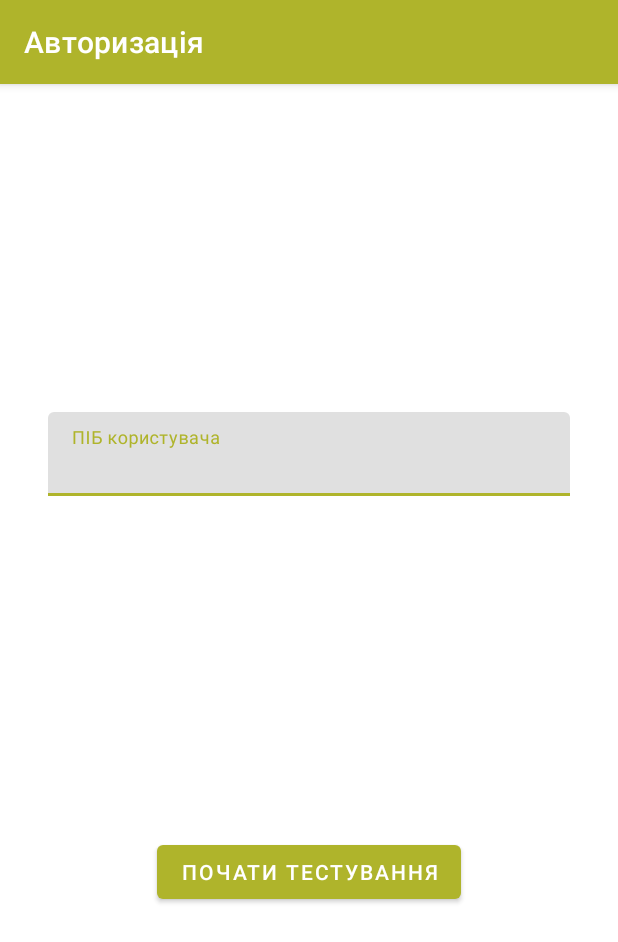
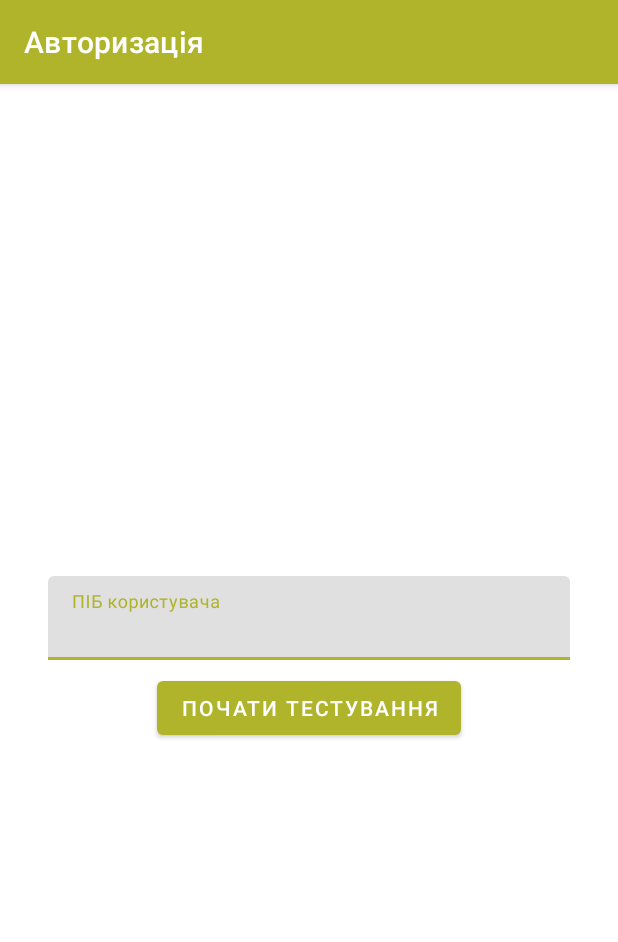
Before and after one commit to AntonenkoSergey/Mine_safety, an Android app: the authorization screen opened directly, with no data from a screen before it, on a phone screen of 412 x 824 dp. Shown: the top 942 px of the screen. Run offline under Robolectric (Android 15) with nearby library versions, the phone set to English and light mode, and no system bars; our stand-ins replace Firebase (no records; nobody signed in at launch, a user with empty details on screens opened directly).

Commit message:
Initial commit

```diff
--- a/app/src/main/java/com/antonenko/mine_safety/ActivityTest.java
+++ b/app/src/main/java/com/antonenko/mine_safety/ActivityTest.java
@@ -96,7 +96,8 @@ public class ActivityTest extends AppCompatActivity {
         outState.putInt(KEY_C_QUESTION, c_question);
         outState.putInt(KEY_COUNT_RIGHT, count_right);
         outState.putLong(KEY_COUNT_TIME, count_time);
-        outState.putString(KEY_CHECKED_RADIO, ((RadioButton)findViewById(binding.radioGroup.getCheckedRadioButtonId())).getText().toString());
+        RadioButton radioButton = (RadioButton) findViewById(binding.radioGroup.getCheckedRadioButtonId());
+        outState.putString(KEY_CHECKED_RADIO, (radioButton!=null)?radioButton.getText().toString():"UNKNOWN");
     }
 
     private long lastAns = 0;
--- a/app/src/main/res/layout/activity_authorization.xml
+++ b/app/src/main/res/layout/activity_authorization.xml
@@ -5,6 +5,30 @@
     android:layout_width="match_parent"
     android:layout_height="match_parent"
     tools:context=".authorization">
+
+    <ScrollView
+        android:layout_width="match_parent"
+        android:layout_height="match_parent"
+        app:layout_constraintBottom_toBottomOf="parent"
+        app:layout_constraintEnd_toEndOf="parent"
+        app:layout_constraintStart_toStartOf="parent"
+        app:layout_constraintTop_toTopOf="parent">
+
+        <androidx.constraintlayout.widget.ConstraintLayout
+            android:layout_width="match_parent"
+            android:layout_height="wrap_content"
+            android:layout_gravity="center_vertical"
+            >
+            <Button
+                android:id="@+id/btnAuth"
+                android:layout_width="wrap_content"
+                android:layout_height="wrap_content"
+                android:layout_marginTop="8dp"
+                android:text="@string/start"
+                app:layout_constraintBottom_toBottomOf="parent"
+                app:layout_constraintEnd_toEndOf="parent"
+                app:layout_constraintStart_toStartOf="parent"
+                app:layout_constraintTop_toBottomOf="@+id/textInputLayout" />
 
             <com.google.android.material.textfield.TextInputLayout
                 android:id="@+id/textInputLayout"
@@ -24,14 +48,6 @@
                     android:hint="@string/pib" />
             </com.google.android.material.textfield.TextInputLayout>
 
-    <Button
-        android:id="@+id/btnAuth"
-        android:layout_width="wrap_content"
-        android:layout_height="wrap_content"
-        android:layout_marginTop="8dp"
-        android:text="@string/start"
-        app:layout_constraintBottom_toBottomOf="parent"
-        app:layout_constraintEnd_toEndOf="parent"
-        app:layout_constraintStart_toStartOf="parent"
-        app:layout_constraintTop_toBottomOf="@+id/textInputLayout" />
         </androidx.constraintlayout.widget.ConstraintLayout>
+    </ScrollView>
+</androidx.constraintlayout.widget.ConstraintLayout>
```
Lines whose indentation alone changed are shown as unchanged.
